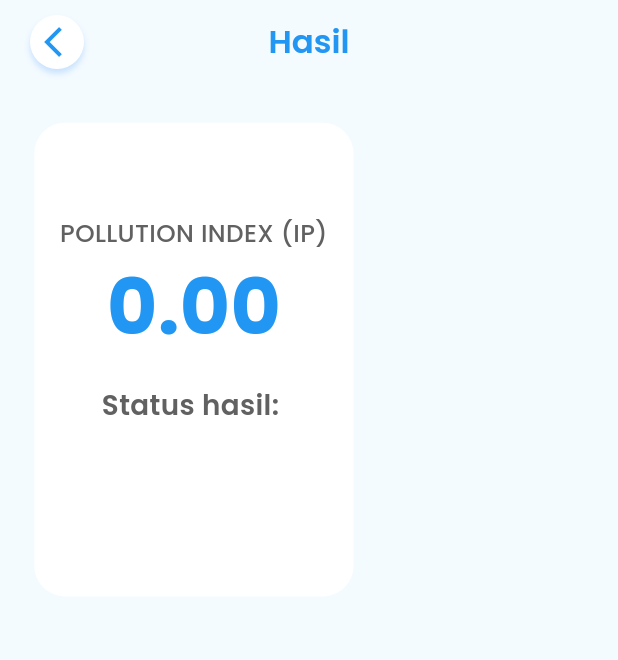
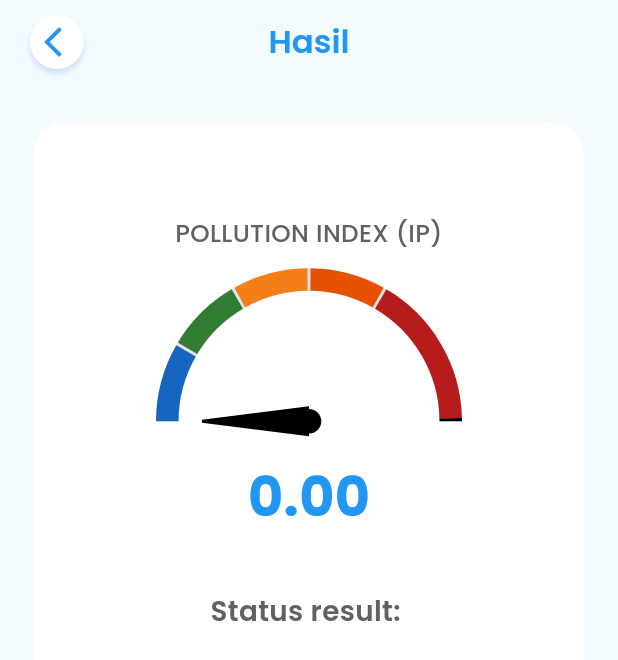
Before and after one commit to Guspascad420/hemaqua, a Flutter app: the WaterQualityOutputs screen opened directly with empty values, on a phone screen of 412 x 824 dp. Shown: the top 660 px of the screen. Run offline on Flutter 3.47's test engine with Material 3 defaults, Android fonts, the phone set to English and light mode, and no system bars; drawn by our look-alikes of syncfusion_flutter_gauges; our stand-ins replace cloud_firestore, dropdown_button2, expandable, firebase_auth, firebase_core, firebase_storage and 7 more; accounts and stored records are empty; generated files the repository leaves out were written again.

Commit message:
Added WaterQualityGauge and improved UI

```diff
--- a/lib/components/analysis_result_card.dart
+++ b/lib/components/analysis/analysis_result_card.dart
@@ -3,12 +3,12 @@ import 'package:flutter_riverpod/flutter_riverpod.dart';
 import 'package:flutter_screenutil/flutter_screenutil.dart';
 import 'package:google_fonts/google_fonts.dart';
 
-import '../hematologi/hematologi_results.dart';
-import '../hemosit/hemosit_results.dart';
-import '../models/species.dart';
-import '../provider/providers.dart';
-import '../water quality/wq_calculation.dart';
-import '../water quality/wq_outputs.dart';
+import '../../hematologi/hematologi_results.dart';
+import '../../hemosit/hemosit_results.dart';
+import '../../models/species.dart';
+import '../../provider/providers.dart';
+import '../../water quality/wq_calculation.dart';
+import '../../water quality/wq_outputs.dart';
 
 class AnalysisResultCard extends ConsumerWidget {
   final Map<String, dynamic> result;
@@ -336,7 +336,7 @@ class _WaterQualityView extends StatelessWidget {
               children: [
                 Icon(Icons.location_on, color: Colors.blue, size: 30.r),
                 const SizedBox(width: 4),
-                Text("Stasiun ${result['station']}",
+                Text(result['station_id'],
                     style: GoogleFonts.poppins(
                         color: Colors.grey,
                         fontSize: 14.sp,
--- /dev/null
+++ b/lib/components/gauge/water_quality_gauge.dart
@@ -0,0 +1,97 @@
+import 'package:flutter/material.dart';
+import 'package:flutter_screenutil/flutter_screenutil.dart';
+import 'package:google_fonts/google_fonts.dart';
+import 'package:syncfusion_flutter_gauges/gauges.dart';
+
+class WaterQualityGauge extends StatelessWidget {
+  final double value;
+
+  const WaterQualityGauge({super.key, required this.value});
+
+  @override
+  Widget build(BuildContext context) {
+    double adjustedValue = value > 151 ? 150 : value;
+
+    return SfRadialGauge(
+      axes: <RadialAxis>[
+        RadialAxis(
+          startAngle: 180,
+          endAngle: 0,
+          minimum: 0,
+          maximum: 151,
+          showTicks: false,
+          showLabels: false,
+          radiusFactor: 0.9,
+          axisLineStyle: const AxisLineStyle(thickness: 15),
+          ranges: <GaugeRange>[
+            GaugeRange(
+              startValue: 0,
+              endValue: 25,
+              color: Colors.blue.shade800,
+              startWidth: 15,
+              endWidth: 15,
+            ),
+            GaugeRange(
+              startValue: 26,
+              endValue: 50,
+              color: Colors.green.shade800,
+              startWidth: 15,
+              endWidth: 15,
+            ),
+            GaugeRange(
+              startValue: 51,
+              endValue: 75,
+              color: Colors.yellow.shade900,
+              startWidth: 15,
+              endWidth: 15,
+            ),
+            GaugeRange(
+              startValue: 76,
+              endValue: 100,
+              color: Colors.orange.shade900,
+              startWidth: 15,
+              endWidth: 15,
+            ),
+            GaugeRange(
+              startValue: 101,
+              endValue: 150,
+              color: Colors.red.shade900,
+              startWidth: 15,
+              endWidth: 15,
+            ),
+            GaugeRange(
+              startValue: 150,
+              endValue: 151,
+              color: Colors.black,
+              startWidth: 15,
+              endWidth: 15,
+            ),
+          ],
+          pointers: <GaugePointer>[
+            NeedlePointer(
+              value: adjustedValue,
+              enableAnimation: true,
+              needleLength: 0.7,
+              needleColor: Colors.black,
+              knobStyle: const KnobStyle(color: Colors.black),
+            ),
+          ],
+          annotations: <GaugeAnnotation>[
+            GaugeAnnotation(
+              angle: 90,
+              positionFactor: 0.5,
+              widget: Text(
+                value.toStringAsFixed(2),
+                style: GoogleFonts.poppins(
+                    fontSize: 35.sp,
+                    color: Colors.blue,
+                    fontWeight: FontWeight.bold
+                ),
+              ),
+            )
+          ],
+        ),
+      ],
+    );
+  }
+}
--- a/lib/water quality/wq_outputs.dart
+++ b/lib/water quality/wq_outputs.dart
@@ -1,7 +1,9 @@
+import 'package:cloud_firestore/cloud_firestore.dart';
 import 'package:firebase_auth/firebase_auth.dart';
 import 'package:flutter/material.dart';
 import 'package:flutter_screenutil/flutter_screenutil.dart';
 import 'package:google_fonts/google_fonts.dart';
+import 'package:hematologi/components/gauge/water_quality_gauge.dart';
 import 'package:hematologi/data_saved.dart';
 import 'package:hematologi/database/database_service.dart';
 
@@ -65,15 +67,16 @@ class _WaterQualityOutputsState extends State<WaterQualityOutputs> {
                 height: 60.h,
                 margin: EdgeInsets.symmetric(horizontal: 20.w, vertical: 15.h),
                 child: ElevatedButton(
-                    onPressed: (){
+                    onPressed: () {
                       DateTime now = DateTime.now();
                       String formattedDate =
                           '${now.day.toString().padLeft(2, '0')}/${now.month.toString().padLeft(2, '0')}/${now.year}';
                       var calculationResult = {
                         "pollution_index": widget.wqi,
-                        "station": widget.station,
+                        "station_id": "Stasiun ${widget.station}",
                         "date": formattedDate,
-                        "type": "water quality",
+                        "type": "water_quality",
+                        'created_at': Timestamp.now(),
                         "user_id": auth.currentUser!.uid
                       };
                       service.addCalculationResult(calculationResult);
@@ -97,6 +100,7 @@ class _WaterQualityOutputsState extends State<WaterQualityOutputs> {
             ),
         body: Container(
           margin: EdgeInsets.symmetric(horizontal: 20.w),
+          child: SingleChildScrollView(
             child: Column(
               children: [
                 Container(
@@ -116,16 +120,11 @@ class _WaterQualityOutputsState extends State<WaterQualityOutputs> {
                               color: Colors.grey[700],
                               fontWeight: FontWeight.w500
                           )),
-                    FittedBox(
-                      child: Text(widget.wqi.toStringAsFixed(2),
-                          style: GoogleFonts.poppins(
-                              fontSize: 50.sp,
-                              color: Colors.blue,
-                              fontWeight: FontWeight.bold
-                          )),
+                      SizedBox(
+                          height: 220.h,
+                          child: WaterQualityGauge(value: widget.wqi)
                       ),
-                    const SizedBox(height: 15),
-                    Text('Status hasil: ',
+                      Text('Status result: ',
                           style: GoogleFonts.poppins(
                               fontSize: 18.sp,
                               color: Colors.grey[700],
@@ -150,6 +149,7 @@ class _WaterQualityOutputsState extends State<WaterQualityOutputs> {
                 ),
                 SizedBox(height: 20.h)
               ],
+            )
           ),
         )
     );
```
Lines whose indentation alone changed are shown as unchanged.
